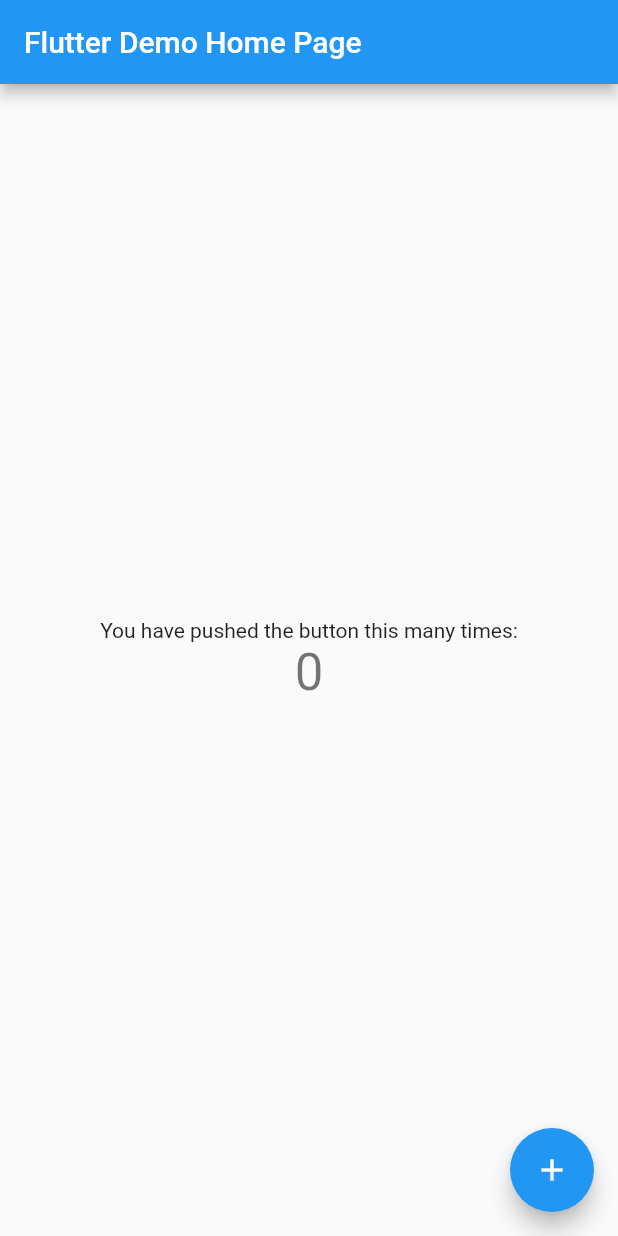
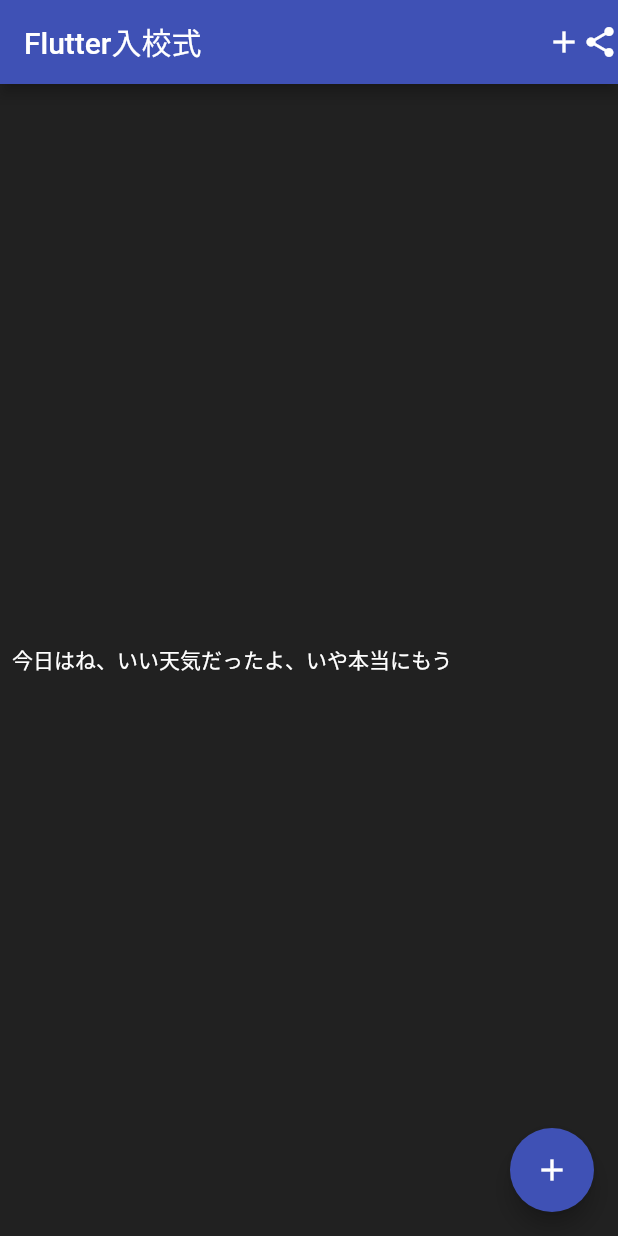
Before and after one commit to tksx1227/Flutter-practice, a Flutter app: the screen it shows after launch, on a phone screen of 412 x 824 dp. Run offline on Flutter 3.47's test engine with Material 2 defaults, Android fonts, the phone set to English and light mode, and no system bars.

Commit message:
01:「Flutterの環境構築」 ~ 04:「Widgetの基本的な使い方」まで

```diff
--- a/flutter_application_1/lib/main.dart
+++ b/flutter_application_1/lib/main.dart
@@ -5,22 +5,12 @@
 }
 
 class MyApp extends StatelessWidget {
-  // This widget is the root of your application.
   @override
   Widget build(BuildContext context) {
     return MaterialApp(
       title: 'Flutter Demo',
       theme: ThemeData(
-        // This is the theme of your application.
-        //
-        // Try running your application with "flutter run". You'll see the
-        // application has a blue toolbar. Then, without quitting the app, try
-        // changing the primarySwatch below to Colors.green and then invoke
-        // "hot reload" (press "r" in the console where you ran "flutter run",
-        // or simply save your changes to "hot reload" in a Flutter IDE).
-        // Notice that the counter didn't reset back to zero; the application
-        // is not restarted.
-        primarySwatch: Colors.blue,
+        primarySwatch: Colors.indigo,
       ),
       home: MyHomePage(title: 'Flutter Demo Home Page'),
     );
@@ -29,85 +19,49 @@
 
 class MyHomePage extends StatefulWidget {
   MyHomePage({Key? key, required this.title}) : super(key: key);
-
-  // This widget is the home page of your application. It is stateful, meaning
-  // that it has a State object (defined below) that contains fields that affect
-  // how it looks.
-
-  // This class is the configuration for the state. It holds the values (in this
-  // case the title) provided by the parent (in this case the App widget) and
-  // used by the build method of the State. Fields in a Widget subclass are
-  // always marked "final".
-
   final String title;
-
   @override
   _MyHomePageState createState() => _MyHomePageState();
 }
 
 class _MyHomePageState extends State<MyHomePage> {
   int _counter = 0;
-
   void _incrementCounter() {
     setState(() {
-      // This call to setState tells the Flutter framework that something has
-      // changed in this State, which causes it to rerun the build method below
-      // so that the display can reflect the updated values. If we changed
-      // _counter without calling setState(), then the build method would not be
-      // called again, and so nothing would appear to happen.
       _counter++;
     });
   }
 
   @override
   Widget build(BuildContext context) {
-    // This method is rerun every time setState is called, for instance as done
-    // by the _incrementCounter method above.
-    //
-    // The Flutter framework has been optimized to make rerunning build methods
-    // fast, so that you can just rebuild anything that needs updating rather
-    // than having to individually change instances of widgets.
     return Scaffold(
       appBar: AppBar(
-        // Here we take the value from the MyHomePage object that was created by
-        // the App.build method, and use it to set our appbar title.
-        title: Text(widget.title),
+        title: Text("Flutter入校式"),
+        actions: <Widget>[
+          Icon(Icons.add),
+          Icon(Icons.share)
+        ],
       ),
-      body: Center(
-        // Center is a layout widget. It takes a single child and positions it
-        // in the middle of the parent.
-        child: Column(
-          // Column is also a layout widget. It takes a list of children and
-          // arranges them vertically. By default, it sizes itself to fit its
-          // children horizontally, and tries to be as tall as its parent.
-          //
-          // Invoke "debug painting" (press "p" in the console, choose the
-          // "Toggle Debug Paint" action from the Flutter Inspector in Android
-          // Studio, or the "Toggle Debug Paint" command in Visual Studio Code)
-          // to see the wireframe for each widget.
-          //
-          // Column has various properties to control how it sizes itself and
-          // how it positions its children. Here we use mainAxisAlignment to
-          // center the children vertically; the main axis here is the vertical
-          // axis because Columns are vertical (the cross axis would be
-          // horizontal).
-          mainAxisAlignment: MainAxisAlignment.center,
-          children: <Widget>[
-            Text(
-              'You have pushed the button this many times:',
-            ),
-            Text(
-              '$_counter',
-              style: Theme.of(context).textTheme.headline4,
-            ),
-          ],
+      body: Container(
+        height:double.infinity,
+        color: Colors.black87,
+        child: Padding(
+          padding: const EdgeInsets.all(8.0),
+          child: Row(
+            children: <Widget>[
+              Text('今日はね、', style: TextStyle(color: Colors.white),),
+              Text("いい天気だったよ、", style: TextStyle(color: Colors.white),),
+              Text("いや本当にもう", style: TextStyle(color: Colors.white),),
+            ],
+
+          ),
         ),
       ),
       floatingActionButton: FloatingActionButton(
         onPressed: _incrementCounter,
         tooltip: 'Increment',
         child: Icon(Icons.add),
-      ), // This trailing comma makes auto-formatting nicer for build methods.
+      ),
     );
   }
 }
```
Also changed, not shown: 1 other file.
